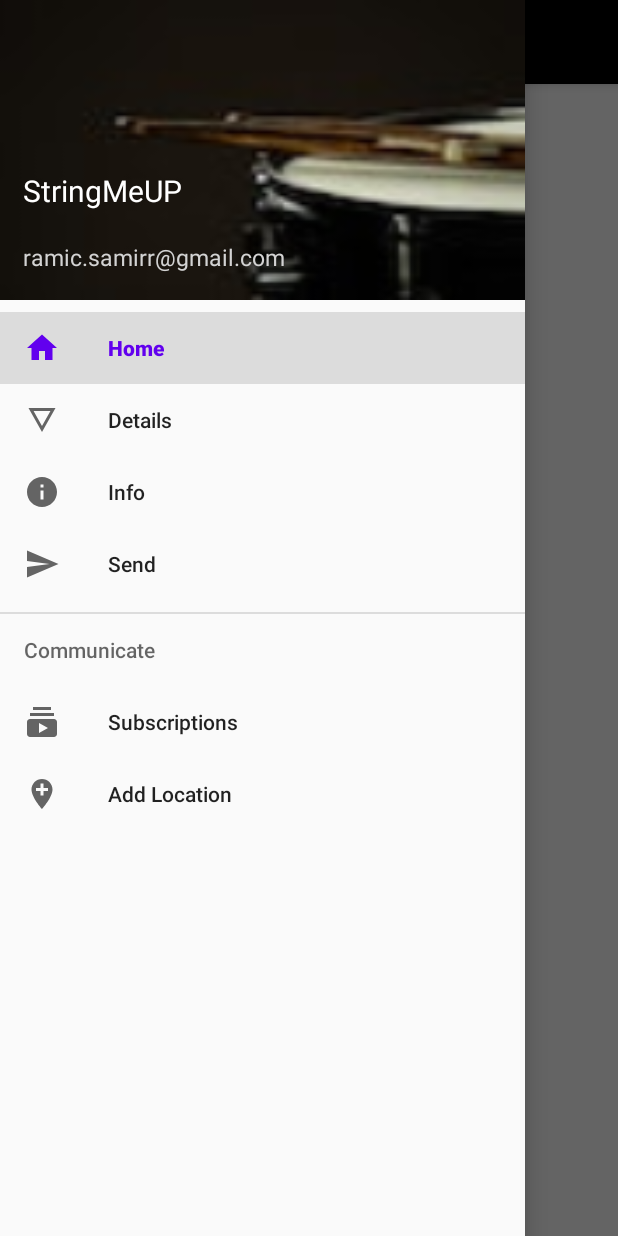
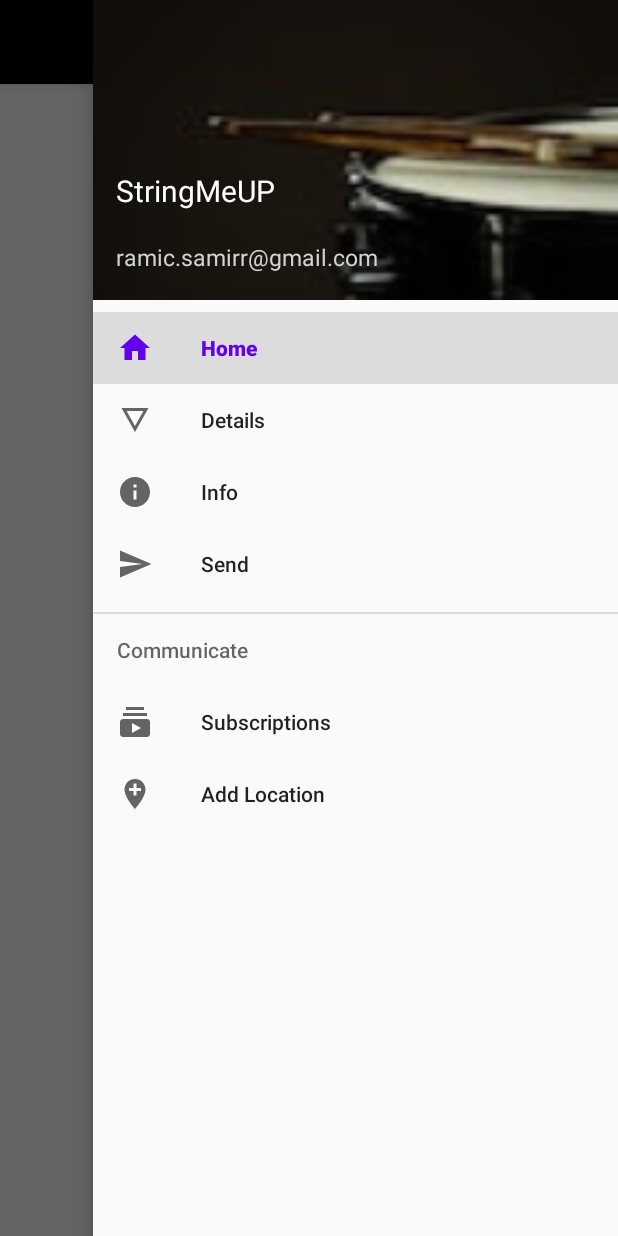
Before and after one commit to StringMeUp/JetPackNavDrawer, an Android app: the screen it shows after launch (MainActivity), with the side drawer open, on a phone screen of 412 x 824 dp. Run offline under Robolectric (Android 15) with nearby library versions, the phone set to English and light mode, and no system bars; our stand-ins replace navigation-ui.

Commit message:
- Orientation change + minor fix

```diff
--- a/app/src/main/java/com/example/jetpacknavdrawer/MainActivity.kt
+++ b/app/src/main/java/com/example/jetpacknavdrawer/MainActivity.kt
@@ -5,10 +5,7 @@ import androidx.appcompat.app.AppCompatActivity
 import androidx.core.content.ContextCompat
 import androidx.navigation.NavController
 import androidx.navigation.Navigation
-import androidx.navigation.ui.AppBarConfiguration
-import androidx.navigation.ui.navigateUp
-import androidx.navigation.ui.setupActionBarWithNavController
-import androidx.navigation.ui.setupWithNavController
+import androidx.navigation.ui.*
 import com.google.android.material.navigation.NavigationView
 import kotlinx.android.synthetic.main.activity_main.*
 
@@ -41,10 +38,7 @@ class MainActivity : AppCompatActivity() {
             ), drawerLayout_Id
         )
 
-        setupActionBarWithNavController(
-            navController,
-            appConfig
-        )
+        NavigationUI.setupWithNavController(toolbar_Id, navController, appConfig)
         navigationView.setupWithNavController(navController)
     }
 
--- a/app/src/main/res/layout/activity_main.xml
+++ b/app/src/main/res/layout/activity_main.xml
@@ -15,6 +15,7 @@
 
         <com.google.android.material.appbar.AppBarLayout
             android:layout_width="match_parent"
+            android:layoutDirection="rtl"
             android:layout_height="wrap_content">
 
             <androidx.appcompat.widget.Toolbar
@@ -46,7 +47,7 @@
         android:id="@+id/navigationView_Id"
         android:layout_width="350dp"
         android:layout_height="match_parent"
-        android:layout_gravity="start"
+        android:layout_gravity="end"
         android:fitsSystemWindows="true"
         app:headerLayout="@layout/nav_header"
         app:menu="@menu/menu_nav" />
--- a/app/src/main/res/menu/menu_nav.xml
+++ b/app/src/main/res/menu/menu_nav.xml
@@ -25,6 +25,7 @@
 
     <item android:title="@string/menuCommunicate">
         <menu>
+            <group android:checkableBehavior="single">
             <item
                 android:id="@+id/navSubscriptions_Id"
                 android:icon="@drawable/ic_subscriptions"
@@ -34,6 +35,7 @@
                 android:id="@+id/navLocation_Id"
                 android:icon="@drawable/ic_add_location"
                 android:title="@string/itemSix" />
+            </group>
         </menu>
     </item>
 </menu>
```
